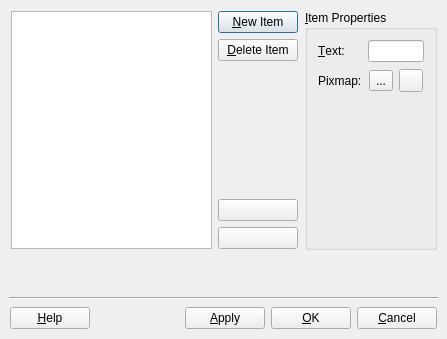
The window that tools/designer/src/components/taskmenu/listwidgeteditor.ui (arnt/qt-history2) describes before a commit, drawn with Qt 5.
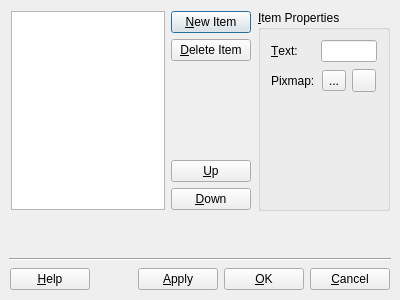
The same window after the commit.

Commit message:
p4i integration Integrate 173380 from 4.0 to main: Details: move up & down list widget items.
[git-p4: depot-paths = "//depot/qt/main/": change = 173381]

```diff
--- a/tools/designer/src/components/taskmenu/listwidgeteditor.ui
+++ b/tools/designer/src/components/taskmenu/listwidgeteditor.ui
@@ -11,8 +11,8 @@
    <rect>
     <x>0</x>
     <y>0</y>
-    <width>447</width>
-    <height>339</height>
+    <width>400</width>
+    <height>300</height>
    </rect>
   </property>
   <property name="windowTitle" >
@@ -57,10 +57,10 @@
          </property>
          <property name="geometry" >
           <rect>
-           <x>195</x>
+           <x>165</x>
            <y>1</y>
-           <width>84</width>
-           <height>29</height>
+           <width>77</width>
+           <height>28</height>
           </rect>
          </property>
          <property name="text" >
@@ -78,14 +78,14 @@
          </property>
          <property name="geometry" >
           <rect>
-           <x>195</x>
-           <y>168</y>
-           <width>84</width>
-           <height>27</height>
+           <x>165</x>
+           <y>132</y>
+           <width>77</width>
+           <height>26</height>
           </rect>
          </property>
          <property name="text" >
-          <string/>
+          <string>&amp;Up</string>
          </property>
         </widget>
        </item>
@@ -96,10 +96,10 @@
          </property>
          <property name="geometry" >
           <rect>
-           <x>195</x>
-           <y>69</y>
-           <width>84</width>
-           <height>93</height>
+           <x>165</x>
+           <y>67</y>
+           <width>77</width>
+           <height>59</height>
           </rect>
          </property>
          <property name="orientation" >
@@ -120,14 +120,14 @@
          </property>
          <property name="geometry" >
           <rect>
-           <x>195</x>
-           <y>201</y>
-           <width>84</width>
-           <height>27</height>
+           <x>165</x>
+           <y>164</y>
+           <width>77</width>
+           <height>26</height>
           </rect>
          </property>
          <property name="text" >
-          <string/>
+          <string>&amp;Down</string>
          </property>
         </widget>
        </item>
@@ -138,10 +138,10 @@
          </property>
          <property name="geometry" >
           <rect>
-           <x>195</x>
-           <y>36</y>
-           <width>84</width>
-           <height>27</height>
+           <x>165</x>
+           <y>35</y>
+           <width>77</width>
+           <height>26</height>
           </rect>
          </property>
          <property name="text" >
@@ -158,8 +158,8 @@
           <rect>
            <x>1</x>
            <y>1</y>
-           <width>188</width>
-           <height>227</height>
+           <width>158</width>
+           <height>189</height>
           </rect>
          </property>
         </widget>
@@ -173,10 +173,10 @@
        </property>
        <property name="geometry" >
         <rect>
-         <x>287</x>
+         <x>250</x>
          <y>1</y>
-         <width>141</width>
-         <height>229</height>
+         <width>131</width>
+         <height>191</height>
         </rect>
        </property>
        <property name="title" >
@@ -211,9 +211,9 @@
             <property name="geometry" >
              <rect>
               <x>1</x>
-              <y>28</y>
-              <width>49</width>
-              <height>24</height>
+              <y>30</y>
+              <width>44</width>
+              <height>23</height>
              </rect>
             </property>
             <property name="text" >
@@ -243,9 +243,9 @@
               <property name="geometry" >
                <rect>
                 <x>1</x>
-                <y>2</y>
+                <y>1</y>
                 <width>0</width>
-                <height>20</height>
+                <height>21</height>
                </rect>
               </property>
               <property name="orientation" >
@@ -268,8 +268,8 @@
                <rect>
                 <x>7</x>
                 <y>1</y>
-                <width>26</width>
-                <height>22</height>
+                <width>21</width>
+                <height>21</height>
                </rect>
               </property>
               <property name="text" >
@@ -284,7 +284,7 @@
               </property>
               <property name="geometry" >
                <rect>
-                <x>39</x>
+                <x>34</x>
                 <y>1</y>
                 <width>22</width>
                 <height>21</height>
@@ -303,8 +303,8 @@
              <rect>
               <x>1</x>
               <y>1</y>
-              <width>49</width>
-              <height>21</height>
+              <width>44</width>
+              <height>23</height>
              </rect>
             </property>
             <property name="text" >
@@ -322,10 +322,10 @@
             </property>
             <property name="geometry" >
              <rect>
-              <x>56</x>
+              <x>51</x>
               <y>1</y>
-              <width>62</width>
-              <height>21</height>
+              <width>57</width>
+              <height>23</height>
              </rect>
             </property>
            </widget>
@@ -339,10 +339,10 @@
           </property>
           <property name="geometry" >
            <rect>
-            <x>60</x>
+            <x>11</x>
             <y>81</y>
-            <width>20</width>
-            <height>137</height>
+            <width>109</width>
+            <height>99</height>
            </rect>
           </property>
           <property name="orientation" >
@@ -369,8 +369,8 @@
      <property name="geometry" >
       <rect>
        <x>9</x>
-       <y>246</y>
-       <width>429</width>
+       <y>208</y>
+       <width>382</width>
        <height>40</height>
       </rect>
      </property>
@@ -396,8 +396,8 @@
      <property name="geometry" >
       <rect>
        <x>9</x>
-       <y>292</y>
-       <width>429</width>
+       <y>254</y>
+       <width>382</width>
        <height>3</height>
       </rect>
      </property>
@@ -430,7 +430,7 @@
          <x>1</x>
          <y>1</y>
          <width>75</width>
-         <height>27</height>
+         <height>26</height>
         </rect>
        </property>
        <property name="text" >
@@ -447,8 +447,8 @@
         <rect>
          <x>82</x>
          <y>1</y>
-         <width>103</width>
-         <height>27</height>
+         <width>56</width>
+         <height>26</height>
         </rect>
        </property>
        <property name="orientation" >
@@ -469,10 +469,10 @@
        </property>
        <property name="geometry" >
         <rect>
-         <x>191</x>
+         <x>144</x>
          <y>1</y>
          <width>75</width>
-         <height>27</height>
+         <height>26</height>
         </rect>
        </property>
        <property name="text" >
@@ -487,10 +487,10 @@
        </property>
        <property name="geometry" >
         <rect>
-         <x>272</x>
+         <x>225</x>
          <y>1</y>
          <width>75</width>
-         <height>27</height>
+         <height>26</height>
         </rect>
        </property>
        <property name="text" >
@@ -505,10 +505,10 @@
        </property>
        <property name="geometry" >
         <rect>
-         <x>353</x>
+         <x>306</x>
          <y>1</y>
          <width>75</width>
-         <height>27</height>
+         <height>26</height>
         </rect>
        </property>
        <property name="text" >
```
The commit also changes 2 other files.
